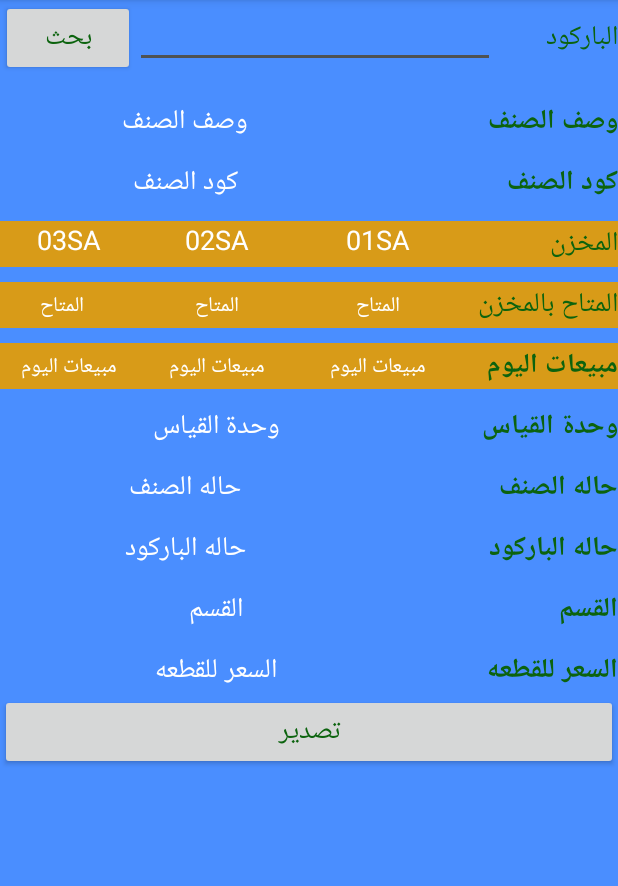
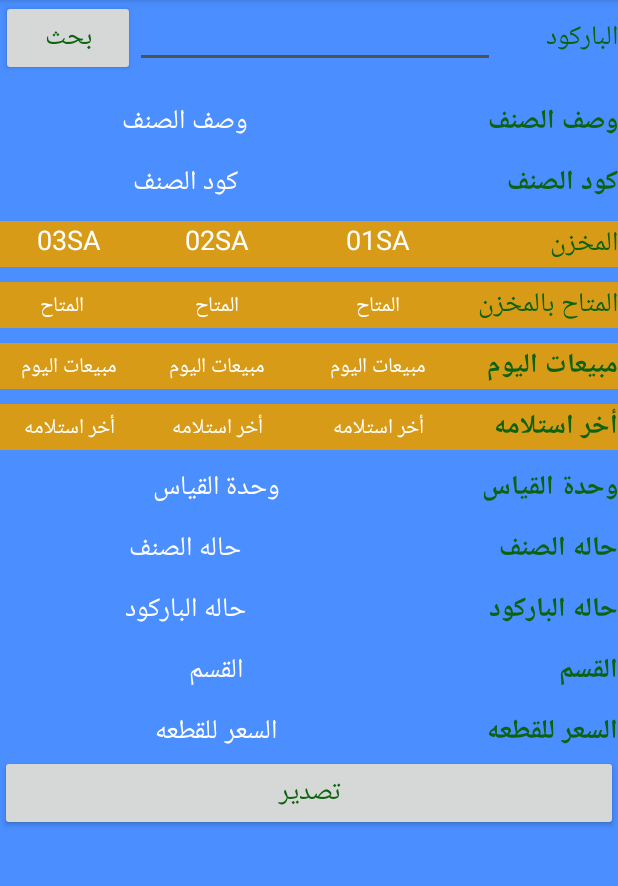
Before and after one commit to hyperRomany/Connect-ToSoap, an Android app: the ScanItemAvailabilityActivity screen opened directly, with no data from a screen before it, on a phone screen of 412 x 824 dp, the part 84-970 px from its top. Run offline under Robolectric (Android 15) with nearby library versions, the phone set to English and light mode, and no system bars; our stand-ins replace Volley; libraries missing offline, so code that uses them is left out: net.gotev.uploadservice; network calls fail; 2 statements that could not run were skipped.

Commit message:
adding delivery date for barcodes in All site item availability

```diff
--- a/app/src/main/java/com/example/connecttosoapapiapp/StockAvailable/ScanItemAvailabilityActivity.java
+++ b/app/src/main/java/com/example/connecttosoapapiapp/StockAvailable/ScanItemAvailabilityActivity.java
@@ -84,7 +84,8 @@ public class ScanItemAvailabilityActivity extends AppCompatActivity {
     String Depart,KQTY,GQTY,TotalQTYFor23,BarcodeFor23,editbarcode;
     VolleyError volleyErrorPublic;
     TextView txt_descripation,txt_code_item,txt_state_item, txt_available_in_site1,txt_available_in_site2, txt_available_in_site3,txt_unite,txt_grp,
-            txt_sales_today1,txt_sales_today2,txt_sales_today3,txt_price, txt_state_barcode;
+            txt_sales_today1,txt_sales_today2,txt_sales_today3,txt_price, txt_state_barcode,
+            txt_delivery_date_1,txt_delivery_date_2, txt_delivery_date_3;
     Button btn_search_barcode;
     String Article="";
     List<Users> userdataList;
@@ -112,6 +113,11 @@ ArrayList<String> storage=new ArrayList<>();
         txt_available_in_site1 =findViewById(R.id.txt_available_in_site01);
         txt_available_in_site2 =findViewById(R.id.txt_available_in_site02);
         txt_available_in_site3 =findViewById(R.id.txt_available_in_site03);
+
+        txt_delivery_date_1 =findViewById(R.id.txt_delivery_date_01);
+        txt_delivery_date_2 =findViewById(R.id.txt_delivery_date_02);
+        txt_delivery_date_3 =findViewById(R.id.txt_delivery_date_03);
+
         txt_unite=findViewById(R.id.txt_unite);
         txt_grp=findViewById(R.id.txt_grp);
         txt_state_barcode=findViewById(R.id.txt_state_barcode);
@@ -446,6 +452,13 @@ ArrayList<String> storage=new ArrayList<>();
                                             textView.setText(String.valueOf(Float.valueOf(object.getString("qty"))));
                                         }
                                         txt_price.setText(object.getString("price"));
+                                        if (branch.equalsIgnoreCase("01")){
+                                            txt_delivery_date_1.setText(object.getString("DeliveryDate"));
+                                        }else if (branch.equalsIgnoreCase("02")){
+                                            txt_delivery_date_2.setText(object.getString("DeliveryDate"));
+                                        }if (branch.equalsIgnoreCase("03")){
+                                            txt_delivery_date_3.setText(object.getString("DeliveryDate"));
+                                        }
                                         if (Integer.valueOf(object.getString("status_for_barcode")) == 0) {
                                             txt_state_barcode.setText("الباركود فعال");
                                         }else if (Integer.valueOf(object.getString("status_for_barcode")) == 1){
@@ -457,7 +470,8 @@ ArrayList<String> storage=new ArrayList<>();
 //                                            CreateORUpdateRecycleView(postionForsave);
                                             Toast.makeText(ScanItemAvailabilityActivity.this, "تم", Toast.LENGTH_SHORT).show();
                                         itemAvailabilityModuleList.clear();
-                                        itemAvailabilityModuleList = databaseHelperForItemAvailability.select_ItemsAvaiModulebyBarcode(edt_barcode.getText().toString());
+                                        itemAvailabilityModuleList = databaseHelperForItemAvailability.
+                                                select_ItemsAvaiModulebyBarcode(edt_barcode.getText().toString());
                                         if (itemAvailabilityModuleList.size() ==0) {
                                             databaseHelperForItemAvailability.insert_ItemsAvai(edt_barcode.getText().toString(), MESSAGE,
                                                     userdataList.get(0).getUser_Name1().trim(), txt_sales_today1.getText().toString(),
@@ -536,7 +550,7 @@ ArrayList<String> storage=new ArrayList<>();
 
 
                 // Add the realibility on the connection.
-                request.setRetryPolicy(new DefaultRetryPolicy(10000, 1, 1.0f));
+                request.setRetryPolicy(new DefaultRetryPolicy(50000, 1, 1.0f));
                 queue.add(request);
 
                 if (volleyErrorPublic != null) {
--- a/app/src/main/res/layout/activity_scan_stock_availability.xml
+++ b/app/src/main/res/layout/activity_scan_stock_availability.xml
@@ -257,6 +257,54 @@
             android:layout_height="wrap_content"
             android:orientation="horizontal"
             android:weightSum="5"
+            android:layout_marginTop="10dp"
+            android:background="@color/bg_sales_avsilable">
+
+            <TextView
+                android:layout_width="0dp"
+                android:layout_weight="1.3"
+                android:layout_height="wrap_content"
+                android:text="أخر استلامه"
+                android:textSize="@dimen/font_size_for_text_of_app"
+                android:textStyle="bold"
+                />
+            <TextView
+                android:id="@+id/txt_delivery_date_01"
+                android:layout_width="0dp"
+                android:layout_weight="1.3"
+                android:layout_height="wrap_content"
+                android:gravity="center"
+                android:text="أخر استلامه"
+                android:textSize="14dp"
+                android:textColor="@color/third_white"
+                />
+
+            <TextView
+                android:id="@+id/txt_delivery_date_02"
+                android:layout_width="0dp"
+                android:layout_weight="1.3"
+                android:layout_height="wrap_content"
+                android:gravity="center"
+                android:text="أخر استلامه"
+                android:textSize="14dp"
+                android:textColor="@color/third_white"
+                />
+            <TextView
+                android:id="@+id/txt_delivery_date_03"
+                android:layout_width="0dp"
+                android:layout_weight="1.1"
+                android:layout_height="wrap_content"
+                android:gravity="center"
+                android:text="أخر استلامه"
+                android:textSize="14dp"
+                android:textColor="@color/third_white"
+                />
+        </LinearLayout>
+        <LinearLayout
+            android:layout_width="match_parent"
+            android:layout_height="wrap_content"
+            android:orientation="horizontal"
+            android:weightSum="5"
             android:layout_marginTop="10dp">
 
             <TextView
```
